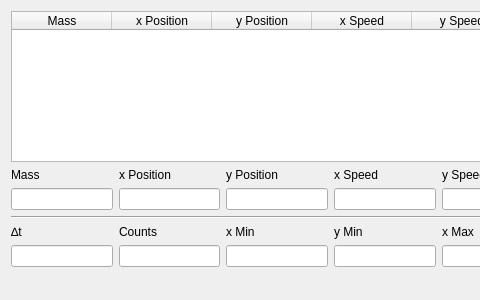
Old version of the form mainwindow.ui in the repository wKich/s-orbit; both pictures show x 0 to 480 and y 0 to 300 of the 800 by 300 pixel window.
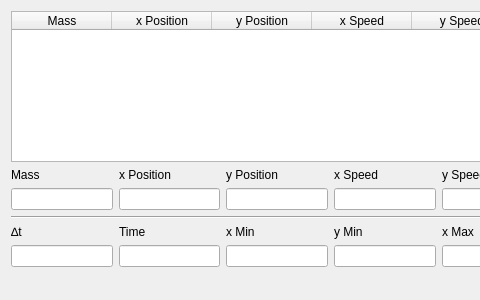
New version of the form.

Commit message: Change samples count for calculation to time.

What changed in the file:
```diff
--- a/mainwindow.ui
+++ b/mainwindow.ui
@@ -76,7 +76,7 @@
     <item row="8" column="1">
      <widget class="QLabel" name="countsLabel">
       <property name="text">
-       <string>Counts</string>
+       <string>Time</string>
       </property>
      </widget>
     </item>
```
Left out of the diff: 6 changed lines with no effect on the pictures. The commit also changes 3 other files.
